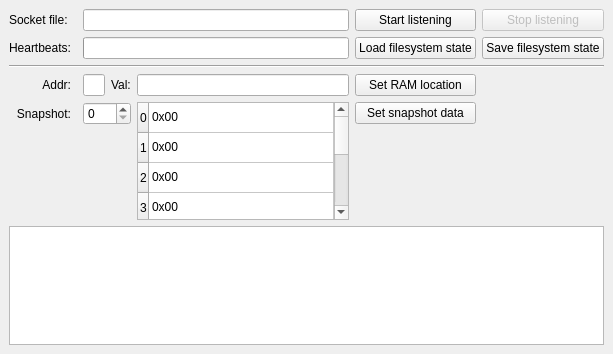
First picture: the form in simmain.ui, repository colinbourassa/sd2-tester-sim, before the edit.
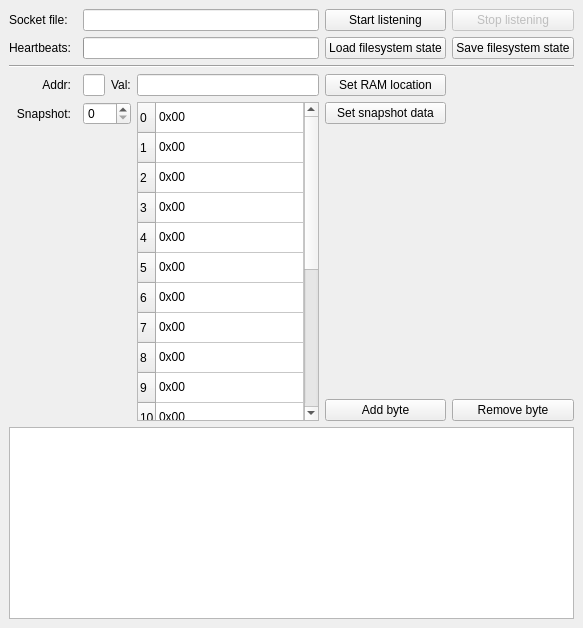
Second picture: the form after the edit.

Commit message: Improve 1AF snapshot handling

```diff
--- a/simmain.ui
+++ b/simmain.ui
@@ -6,8 +6,8 @@
    <rect>
     <x>0</x>
     <y>0</y>
-    <width>613</width>
-    <height>354</height>
+    <width>583</width>
+    <height>628</height>
    </rect>
   </property>
   <property name="windowTitle">
@@ -15,9 +15,6 @@
   </property>
   <widget class="QWidget" name="centralwidget">
    <layout class="QGridLayout" name="gridLayout">
-    <item row="3" column="2" colspan="2">
-     <widget class="QLineEdit" name="addrBox"/>
-    </item>
     <item row="2" column="0" colspan="8">
      <widget class="Line" name="line">
       <property name="orientation">
@@ -25,23 +22,6 @@
       </property>
      </widget>
     </item>
-    <item row="1" column="7">
-     <widget class="QPushButton" name="saveStateButton">
-      <property name="text">
-       <string>Save filesystem state</string>
-      </property>
-     </widget>
-    </item>
-    <item row="3" column="5">
-     <widget class="QLineEdit" name="valBox"/>
-    </item>
-    <item row="3" column="4">
-     <widget class="QLabel" name="valLabel">
-      <property name="text">
-       <string>Val:</string>
-      </property>
-     </widget>
-    </item>
     <item row="3" column="0">
      <widget class="QLabel" name="addrLabel">
       <property name="text">
@@ -52,10 +32,40 @@
       </property>
      </widget>
     </item>
-    <item row="0" column="6">
-     <widget class="QPushButton" name="startListeningButton">
+    <item row="4" column="0">
+     <widget class="QLabel" name="snapshotLabel">
       <property name="text">
-       <string>Start listening</string>
+       <string>Snapshot:</string>
+      </property>
+      <property name="alignment">
+       <set>Qt::AlignRight|Qt::AlignTrailing|Qt::AlignVCenter</set>
+      </property>
+     </widget>
+    </item>
+    <item row="4" column="6">
+     <widget class="QPushButton" name="snapshotSetButton">
+      <property name="text">
+       <string>Set snapshot data</string>
+      </property>
+     </widget>
+    </item>
+    <item row="1" column="2" colspan="4">
+     <widget class="QProgressBar" name="progressBar">
+      <property name="maximum">
+       <number>10</number>
+      </property>
+      <property name="value">
+       <number>0</number>
+      </property>
+      <property name="format">
+       <string/>
+      </property>
+     </widget>
+    </item>
+    <item row="3" column="4">
+     <widget class="QLabel" name="valLabel">
+      <property name="text">
+       <string>Val:</string>
       </property>
      </widget>
     </item>
@@ -69,6 +79,20 @@
       </property>
      </widget>
     </item>
+    <item row="0" column="0">
+     <widget class="QLabel" name="socketFileLabel">
+      <property name="text">
+       <string>Socket file:</string>
+      </property>
+     </widget>
+    </item>
+    <item row="0" column="6">
+     <widget class="QPushButton" name="startListeningButton">
+      <property name="text">
+       <string>Start listening</string>
+      </property>
+     </widget>
+    </item>
     <item row="3" column="6">
      <widget class="QPushButton" name="setRAMButton">
       <property name="text">
@@ -76,15 +100,21 @@
       </property>
      </widget>
     </item>
-    <item row="1" column="6">
-     <widget class="QPushButton" name="loadStateButton">
+    <item row="1" column="7">
+     <widget class="QPushButton" name="saveStateButton">
       <property name="text">
-       <string>Load filesystem state</string>
+       <string>Save filesystem state</string>
       </property>
      </widget>
     </item>
     <item row="7" column="0" colspan="8">
      <widget class="QPlainTextEdit" name="logView">
+      <property name="sizePolicy">
+       <sizepolicy hsizetype="Expanding" vsizetype="Fixed">
+        <horstretch>0</horstretch>
+        <verstretch>0</verstretch>
+       </sizepolicy>
+      </property>
       <property name="font">
        <font>
         <family>Monospace</family>
@@ -104,16 +134,16 @@
       </property>
      </widget>
     </item>
-    <item row="1" column="2" colspan="4">
-     <widget class="QProgressBar" name="progressBar">
-      <property name="maximum">
-       <number>10</number>
-      </property>
-      <property name="value">
-       <number>0</number>
-      </property>
-      <property name="format">
-       <string/>
+    <item row="3" column="2" colspan="2">
+     <widget class="QLineEdit" name="addrBox"/>
+    </item>
+    <item row="3" column="5">
+     <widget class="QLineEdit" name="valBox"/>
+    </item>
+    <item row="1" column="6">
+     <widget class="QPushButton" name="loadStateButton">
+      <property name="text">
+       <string>Load filesystem state</string>
       </property>
      </widget>
     </item>
@@ -124,13 +154,6 @@
       </property>
      </widget>
     </item>
-    <item row="0" column="0">
-     <widget class="QLabel" name="socketFileLabel">
-      <property name="text">
-       <string>Socket file:</string>
-      </property>
-     </widget>
-    </item>
     <item row="1" column="0">
      <widget class="QLabel" name="label">
       <property name="text">
@@ -138,24 +161,14 @@
       </property>
      </widget>
     </item>
-    <item row="4" column="6">
-     <widget class="QPushButton" name="snapshotSetButton">
-      <property name="text">
-       <string>Set snapshot data</string>
-      </property>
-     </widget>
-    </item>
-    <item row="4" column="0">
-     <widget class="QLabel" name="snapshotLabel">
-      <property name="text">
-       <string>Snapshot:</string>
-      </property>
+    <item row="4" column="2" colspan="3">
+     <widget class="QSpinBox" name="snapshotNumberBox">
       <property name="alignment">
-       <set>Qt::AlignRight|Qt::AlignTrailing|Qt::AlignVCenter</set>
+       <set>Qt::AlignLeading|Qt::AlignLeft|Qt::AlignVCenter</set>
       </property>
      </widget>
     </item>
-    <item row="4" column="5" rowspan="2">
+    <item row="4" column="5" rowspan="3">
      <widget class="QTableWidget" name="snapshotDataTable">
       <property name="horizontalScrollBarPolicy">
        <enum>Qt::ScrollBarAlwaysOff</enum>
@@ -212,11 +225,66 @@
         <string>7</string>
        </property>
       </row>
+      <row>
+       <property name="text">
+        <string>8</string>
+       </property>
+      </row>
       <row>
        <property name="text">
         <string>9</string>
        </property>
       </row>
+      <row>
+       <property name="text">
+        <string>10</string>
+       </property>
+      </row>
+      <row>
+       <property name="text">
+        <string>11</string>
+       </property>
+      </row>
+      <row>
+       <property name="text">
+        <string>12</string>
+       </property>
+      </row>
+      <row>
+       <property name="text">
+        <string>13</string>
+       </property>
+      </row>
+      <row>
+       <property name="text">
+        <string>14</string>
+       </property>
+      </row>
+      <row>
+       <property name="text">
+        <string>15</string>
+       </property>
+      </row>
+      <row>
+       <property name="text">
+        <string>16</string>
+       </property>
+      </row>
+      <row>
+       <property name="text">
+        <string>17</string>
+       </property>
+      </row>
+      <row>
+       <property name="text">
+        <string>18</string>
+       </property>
+      </row>
+      <row>
+       <property name="text">
+        <string>19</string>
+       </property>
+      </row>
       <column>
        <property name="text">
         <string>Value</string>
@@ -267,12 +335,74 @@
         <string>0x00</string>
        </property>
       </item>
+      <item row="9" column="0">
+       <property name="text">
+        <string>0x00</string>
+       </property>
+      </item>
+      <item row="10" column="0">
+       <property name="text">
+        <string>0x00</string>
+       </property>
+      </item>
+      <item row="11" column="0">
+       <property name="text">
+        <string>0x00</string>
+       </property>
+      </item>
+      <item row="12" column="0">
+       <property name="text">
+        <string>0x00</string>
+       </property>
+      </item>
+      <item row="13" column="0">
+       <property name="text">
+        <string>0x00</string>
+       </property>
+      </item>
+      <item row="14" column="0">
+       <property name="text">
+        <string>0x00</string>
+       </property>
+      </item>
+      <item row="15" column="0">
+       <property name="text">
+        <string>0x00</string>
+       </property>
+      </item>
+      <item row="16" column="0">
+       <property name="text">
+        <string>0x00</string>
+       </property>
+      </item>
+      <item row="17" column="0">
+       <property name="text">
+        <string>0x00</string>
+       </property>
+      </item>
+      <item row="18" column="0">
+       <property name="text">
+        <string>0x00</string>
+       </property>
+      </item>
+      <item row="19" column="0">
+       <property name="text">
+        <string>0x00</string>
+       </property>
+      </item>
      </widget>
     </item>
-    <item row="4" column="2" colspan="3">
-     <widget class="QSpinBox" name="snapshotNumberBox">
-      <property name="alignment">
-       <set>Qt::AlignLeading|Qt::AlignLeft|Qt::AlignVCenter</set>
+    <item row="6" column="6">
+     <widget class="QPushButton" name="snapshotAddButton">
+      <property name="text">
+       <string>Add byte</string>
+      </property>
+     </widget>
+    </item>
+    <item row="6" column="7">
+     <widget class="QPushButton" name="snapshotRemoveButton">
+      <property name="text">
+       <string>Remove byte</string>
       </property>
      </widget>
     </item>
```
The commit also changes 4 other files.
